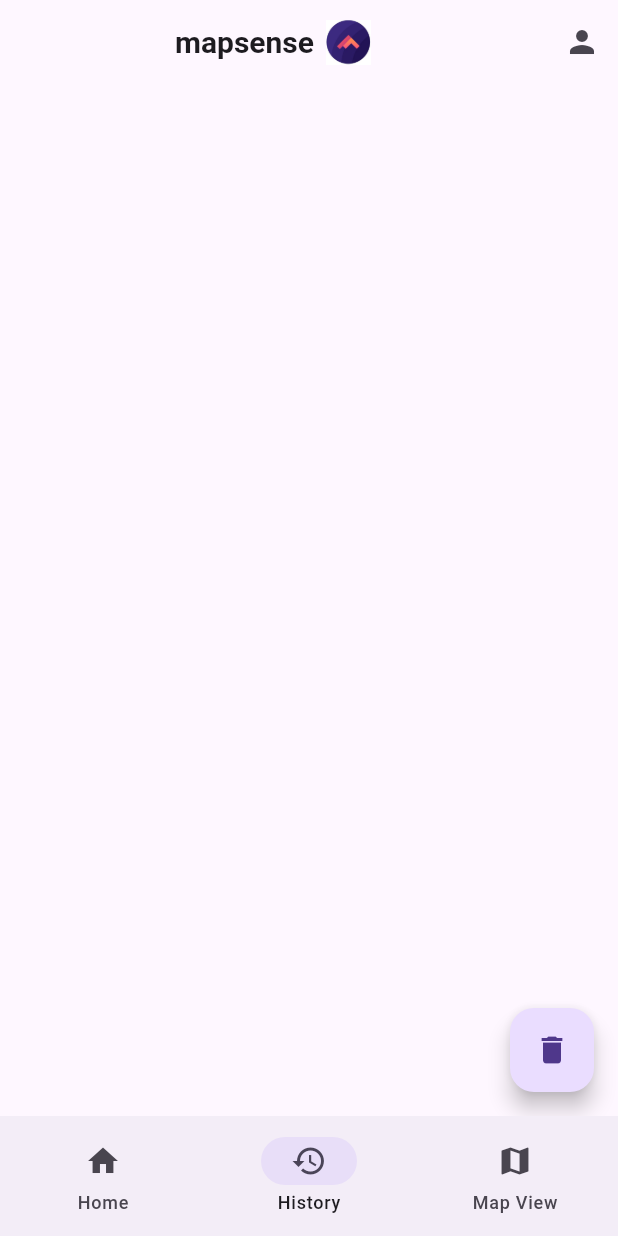
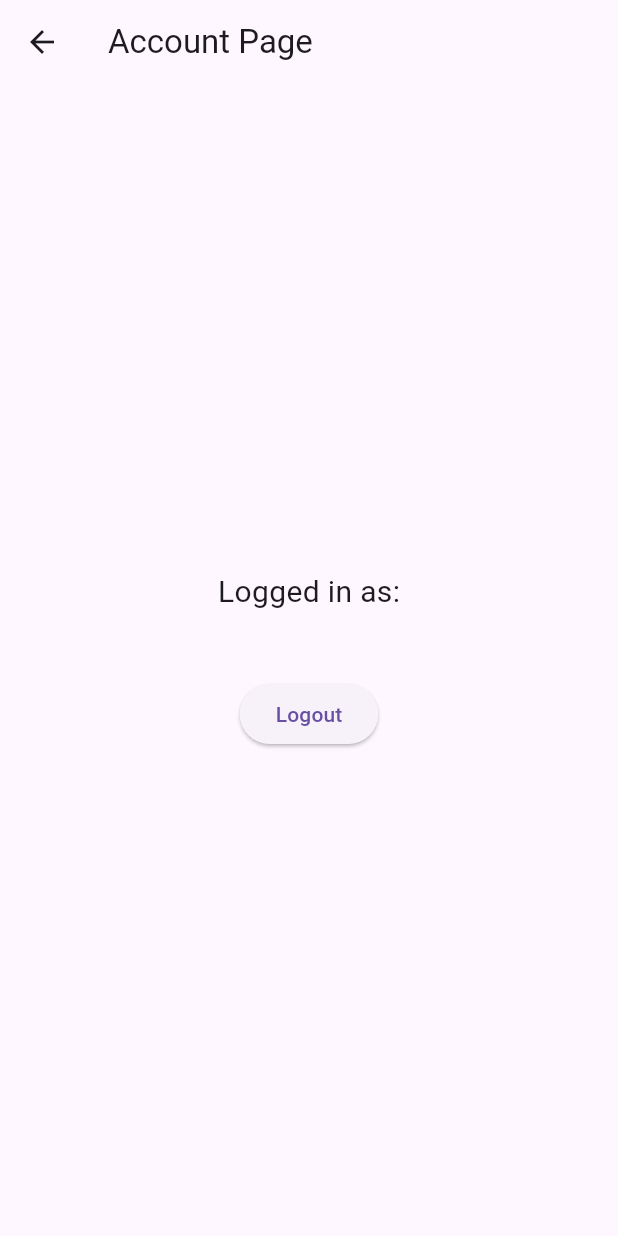
Before and after one commit to HimanishM25/mapsense, a Flutter app: the screen it shows once a user with an empty profile is signed in, item 2 of the bottom bar chosen, after a tap on the "person" icon, on a phone screen of 412 x 824 dp. Run offline on Flutter 3.47's test engine with Material 3 defaults, Android fonts, the phone set to English and light mode, and no system bars; our stand-ins replace firebase_auth, firebase_core, fluttertoast, google_maps_flutter, location, sqflite; accounts and stored records are empty.

Commit message:
Navigation: Navigate to account page and create logout button.

```diff
--- /dev/null
+++ b/lib/presentation/screens/accountPage.dart
@@ -0,0 +1,42 @@
+import 'package:flutter/material.dart';
+import 'package:firebase_auth/firebase_auth.dart';
+import 'package:mapsense/presentation/screens/registerScreen.dart';
+
+class AccountPage extends StatelessWidget {
+  final User? user = FirebaseAuth.instance.currentUser;
+
+  @override
+  Widget build(BuildContext context) {
+    return Scaffold(
+      appBar: AppBar(
+        title: Text('Account Page'),
+      ),
+      body: Center(
+        child: Column(
+          mainAxisAlignment: MainAxisAlignment.center,
+          children: [
+            Text(
+              'Logged in as:',
+              style: TextStyle(fontSize: 20),
+            ),
+            Text(
+              user?.email ?? 'Unknown',
+              style: TextStyle(fontSize: 16),
+            ),
+            SizedBox(height: 20),
+            ElevatedButton(
+              onPressed: () {
+                FirebaseAuth.instance.signOut();
+                Navigator.push(
+                  context,
+                  MaterialPageRoute(builder: (context) => RegisterScreen()), // Navigate to the registerUser page
+                );
+              },
+              child: Text('Logout'),
+            ),
+          ],
+        ),
+      ),
+    );
+  }
+}
--- a/lib/presentation/widgets/appbar.dart
+++ b/lib/presentation/widgets/appbar.dart
@@ -1,4 +1,5 @@
 import 'package:flutter/material.dart';
+import 'package:mapsense/presentation/screens/accountPage.dart';
 
 class CustomAppBar extends StatelessWidget implements PreferredSizeWidget {
   @override
@@ -29,7 +30,11 @@ class CustomAppBar extends StatelessWidget implements PreferredSizeWidget {
         IconButton(
           icon: const Icon(Icons.person),
           onPressed: () {
-            // Add your logic here
+              Navigator.push(
+                context,
+                MaterialPageRoute(builder: (context) => AccountPage()),
+              );
+
           },
         ),
       ],
```
